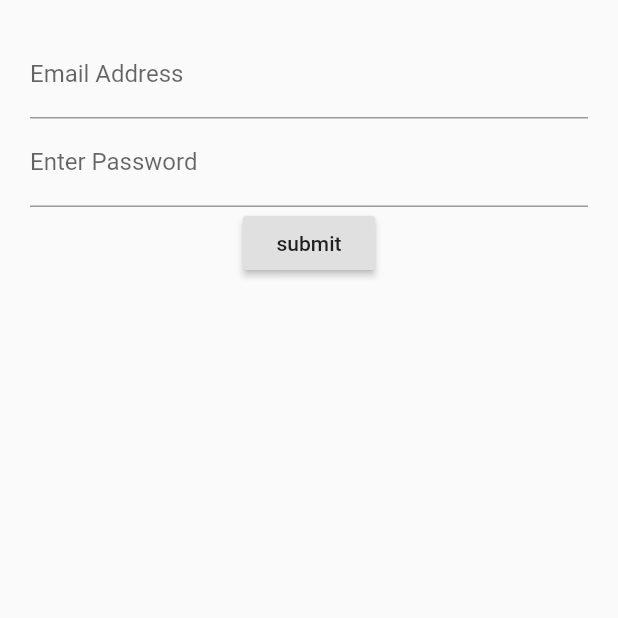
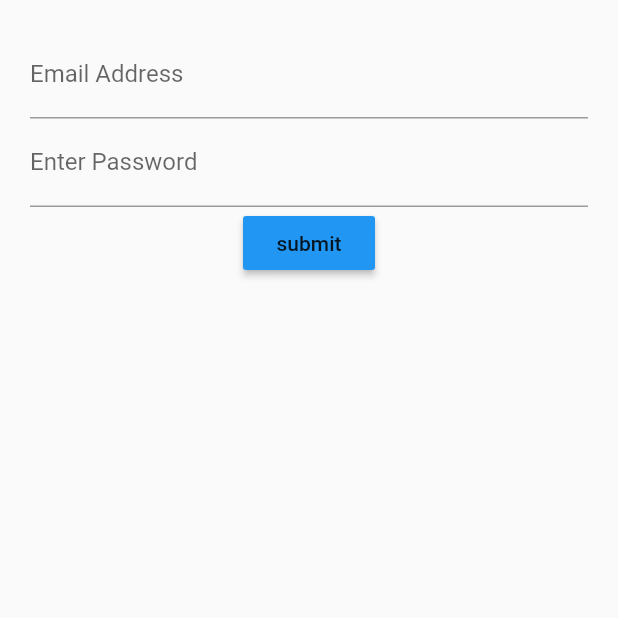
Before and after one commit to dragosGG/Flutter-Playground-2-, a Flutter app: the screen it shows after launch, on a phone screen of 412 x 824 dp, the top half of it. Run offline on Flutter 3.47's test engine with Material 2 defaults, Android fonts, the phone set to English and light mode, and no system bars.

Commit message:
small updates

```diff
--- a/lib/main.dart
+++ b/lib/main.dart
@@ -1,6 +1,7 @@
+
 import 'package:flutter/material.dart';
 import 'src/app.dart';
 
 void main() {
-  runApp(MyApp());
+  runApp(App());
 }
--- a/lib/src/app.dart
+++ b/lib/src/app.dart
@@ -1,16 +1,13 @@
-import "package:flutter/material.dart";
+import 'package:flutter/material.dart';
 import 'screens/login_screen.dart';
 
-
-
-class MyApp extends StatelessWidget {
+class App extends StatelessWidget {
   Widget build(context) {
     return MaterialApp(
-      title: 'Log Me In',
+      title: 'Log Me In!',
       home: Scaffold(
         body: LoginScreen(),
       ),
     );
-
   }
 }
--- a/lib/src/screens/login_screen.dart
+++ b/lib/src/screens/login_screen.dart
@@ -49,6 +49,7 @@ Widget passwordField() {
 
 Widget submitButton() {
   return RaisedButton(
+    color: Colors.blue,
     child:Text("submit"),
     onPressed: () {},
 
```
Also changed, not shown: 1 other file.
